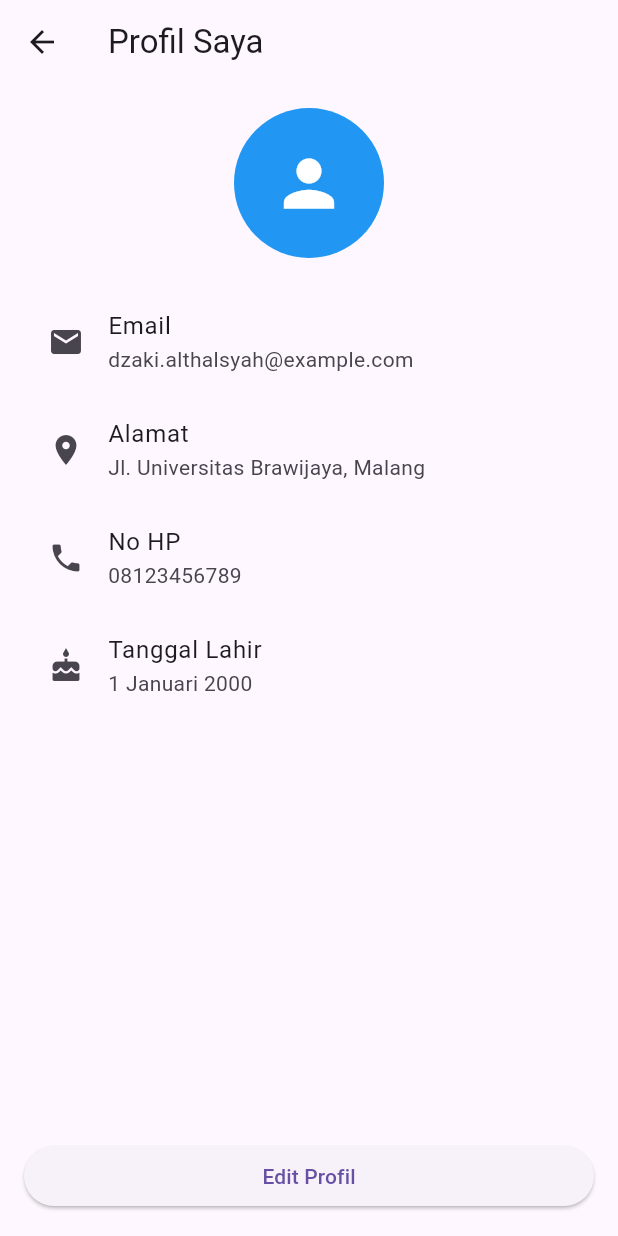
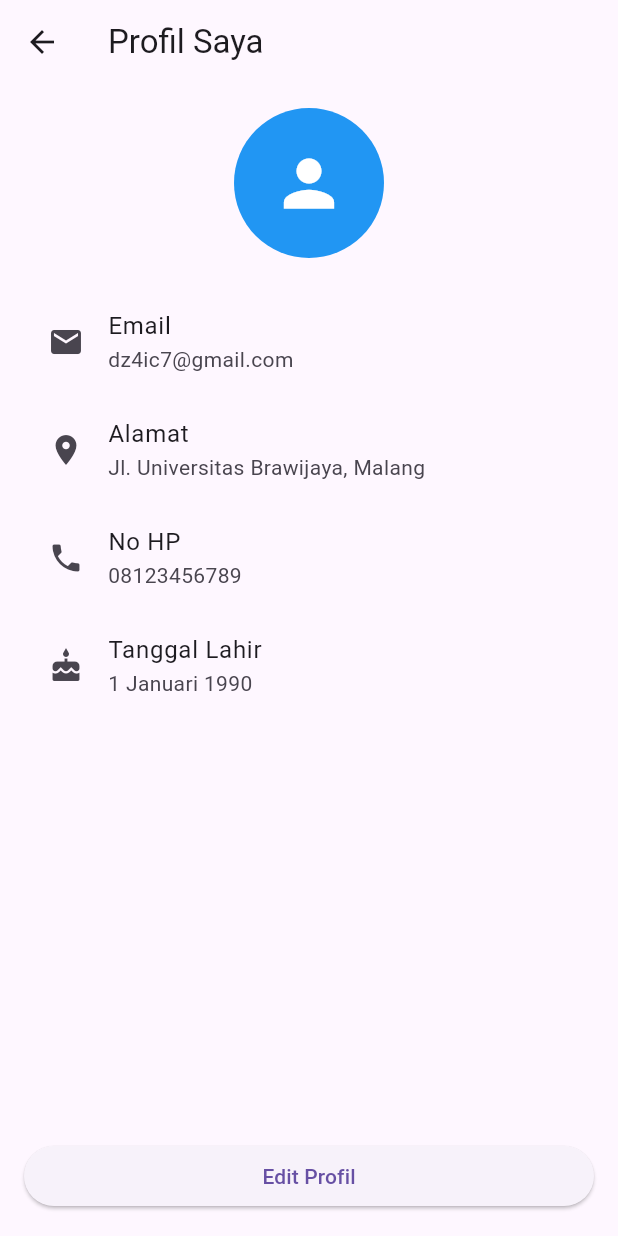
Before and after one commit to dzakialthalsy/Tugas-2-Event-Navigation_245150407111071_Dzaki-Althalsyah, a Flutter app: the ProfilePage screen opened directly, on a phone screen of 412 x 824 dp. Run offline on Flutter 3.47's test engine with Material 3 defaults, Android fonts, the phone set to English and light mode, and no system bars; network calls fail.

Commit message:
fourth commit

```diff
--- a/lib/main.dart
+++ b/lib/main.dart
@@ -283,7 +283,7 @@ class ProfilePage extends StatelessWidget {
             const ListTile(
               leading: Icon(Icons.email),
               title: Text("Email"),
-              subtitle: Text("dzaki.althalsyah@example.com"),
+              subtitle: Text("dz4ic7@gmail.com"),
             ),
             const ListTile(
               leading: Icon(Icons.location_on),
@@ -298,7 +298,7 @@ class ProfilePage extends StatelessWidget {
             const ListTile(
               leading: Icon(Icons.cake),
               title: Text("Tanggal Lahir"),
-              subtitle: Text("1 Januari 2000"),
+              subtitle: Text("1 Januari 1990"),
             ),
             const Spacer(),
             SizedBox(
```
